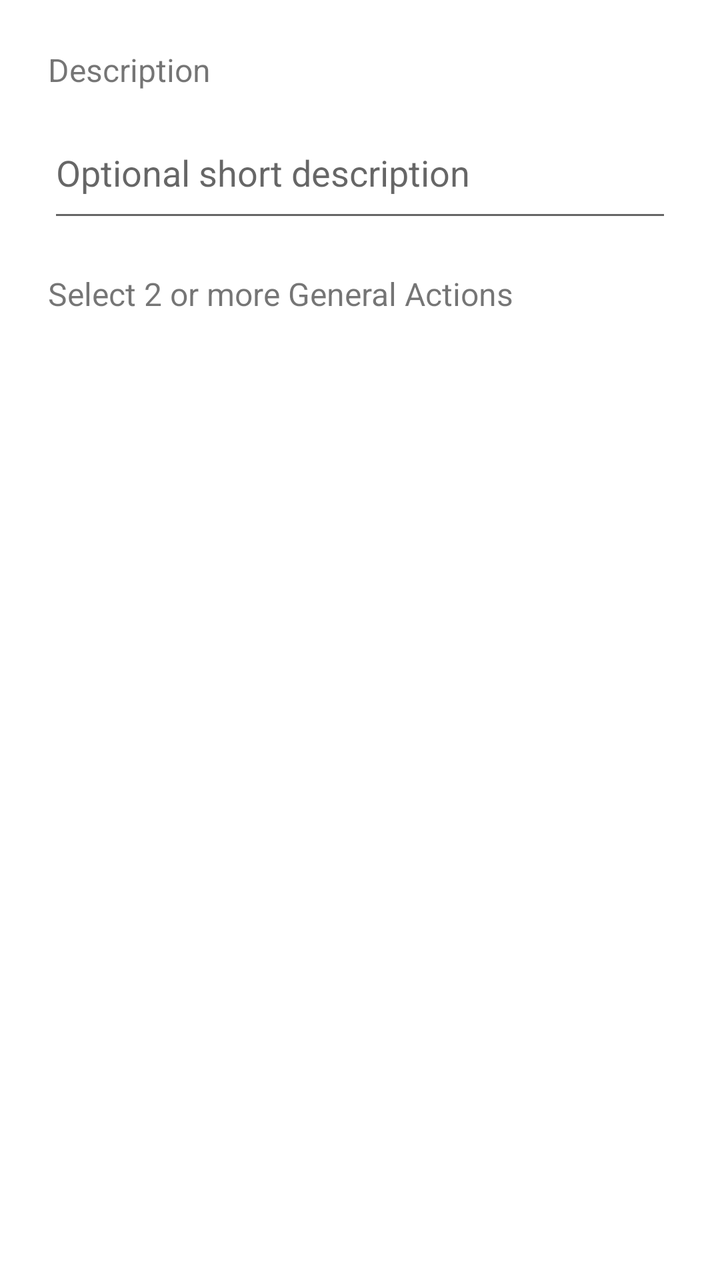
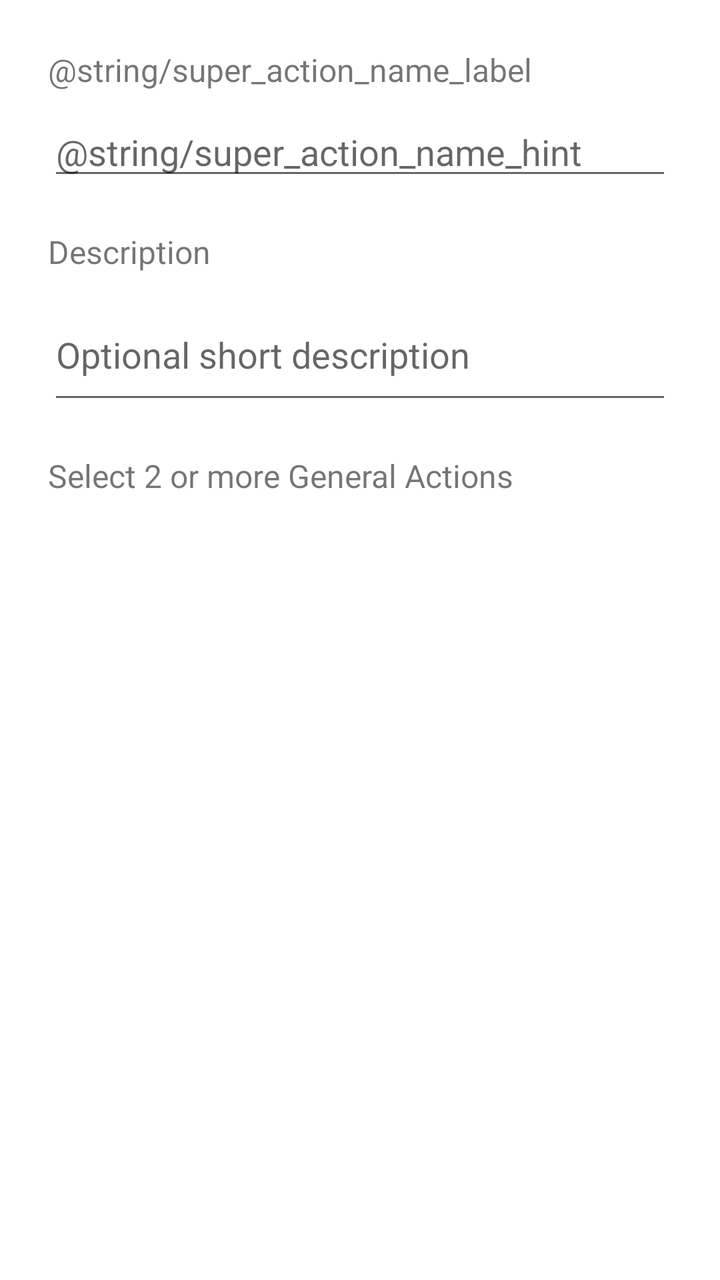

Two renders of the same Android screen: before a commit and after it. Below are the layout's source before the change and the commit's diff.
<!-- AndroidManifest.xml: application theme Theme.DAR -->
<!-- res/layout/dialog_create_super_action.xml -->
<?xml version="1.0" encoding="utf-8"?>
<ScrollView xmlns:android="http://schemas.android.com/apk/res/android"
    android:layout_width="match_parent"
    android:layout_height="wrap_content">

    <LinearLayout
        android:layout_width="match_parent"
        android:layout_height="wrap_content"
        android:orientation="vertical"
        android:padding="24dp">

        <TextView
            android:layout_width="wrap_content"
            android:layout_height="wrap_content"
            android:text="@string/super_action_description_label"
            android:textSize="16sp"
            android:layout_marginBottom="8dp" />

        <EditText
            android:id="@+id/edit_super_action_description"
            android:layout_width="match_parent"
            android:layout_height="wrap_content"
            android:inputType="textMultiLine"
            android:minLines="2"
            android:hint="@string/super_action_description_hint" />

        <TextView
            android:layout_width="wrap_content"
            android:layout_height="wrap_content"
            android:text="@string/super_action_select_generals_label"
            android:textSize="16sp"
            android:layout_marginTop="20dp"
            android:layout_marginBottom="8dp" />

        <LinearLayout
            android:id="@+id/checkbox_container"
            android:layout_width="match_parent"
            android:layout_height="wrap_content"
            android:orientation="vertical" />

    </LinearLayout>

</ScrollView>
<!-- resources referenced by this layout -->
<resources>
  <string name="super_action_description_hint">Optional short description</string>
  <string name="super_action_description_label">Description</string>
  <string name="super_action_select_generals_label">Select 2 or more General Actions</string>
  <style name="Theme.DAR" parent="Theme.MaterialComponents.DayNight.NoActionBar">
          <item name="colorPrimary">@color/dar_blue</item>
          <item name="colorPrimaryDark">@color/dar_blue_black</item>
      </style>
  <color name="dar_blue">#1565C0</color>
  <color name="dar_blue_black">#0D1B2A</color>
</resources>

<!-- the commit's change to res/layout/dialog_create_super_action.xml (unified diff, before → after) -->
@@ -12,8 +12,23 @@
         <TextView
             android:layout_width="wrap_content"
             android:layout_height="wrap_content"
+            android:text="@string/super_action_name_label"
+            android:textSize="16sp"
+            android:layout_marginBottom="8dp" />
+
+        <EditText
+            android:id="@+id/edit_super_action_name"
+            android:layout_width="match_parent"
+            android:layout_height="wrap_content"
+            android:inputType="text"
+            android:hint="@string/super_action_name_hint" />
+
+        <TextView
+            android:layout_width="wrap_content"
+            android:layout_height="wrap_content"
             android:text="@string/super_action_description_label"
             android:textSize="16sp"
+            android:layout_marginTop="20dp"
             android:layout_marginBottom="8dp" />
 
         <EditText
